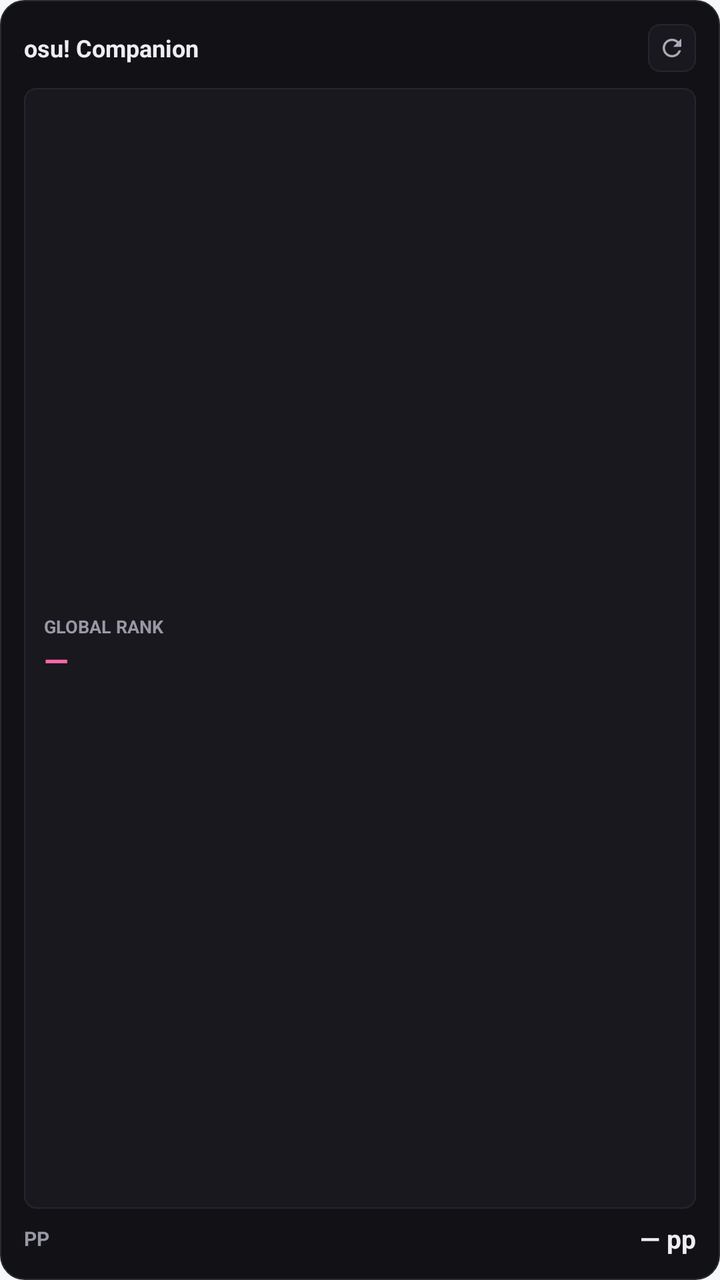
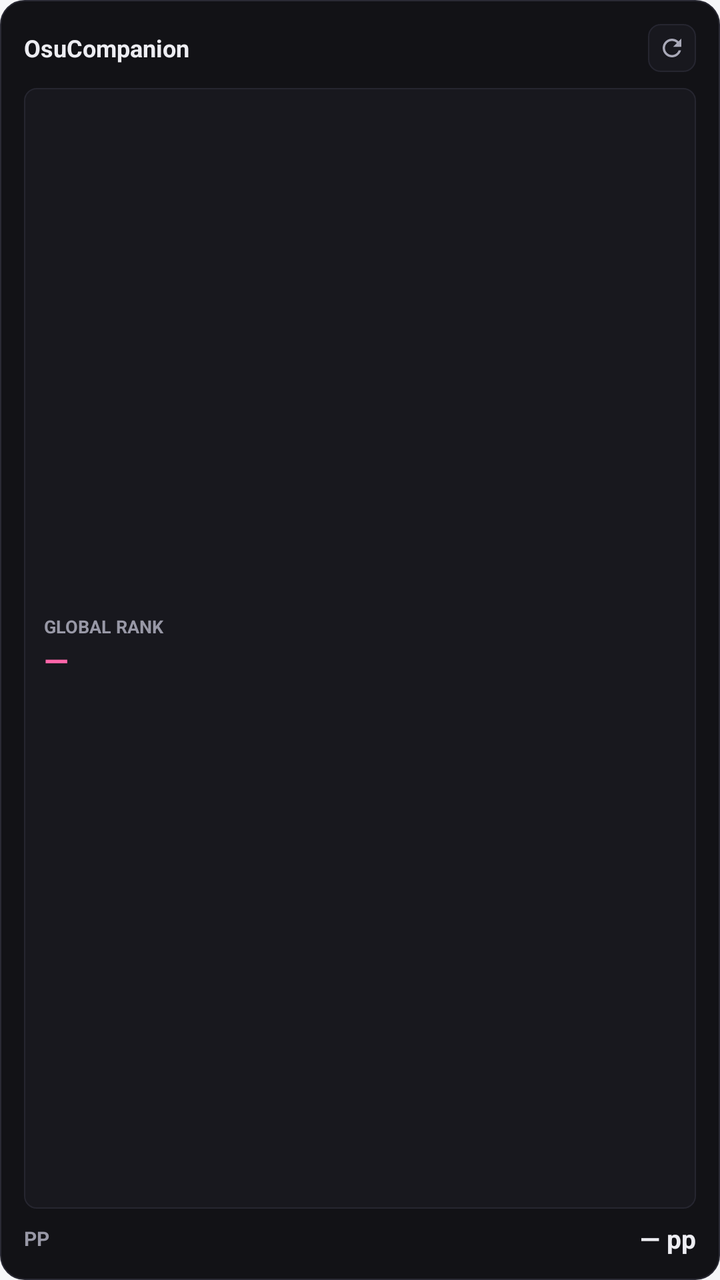

Two renders of the same Android screen: before a commit and after it. Below are the layout's source before the change and the commit's diff.
<!-- AndroidManifest.xml: application theme Theme.OsuChat -->
<!-- res/layout/widget_bancho_stats_osu_compact.xml -->
<?xml version="1.0" encoding="utf-8"?>
<FrameLayout xmlns:android="http://schemas.android.com/apk/res/android"
    android:id="@+id/widget_root"
    android:layout_width="match_parent"
    android:layout_height="match_parent">

    <ImageView
        android:id="@+id/widget_bg_image"
        android:layout_width="match_parent"
        android:layout_height="match_parent"
        android:importantForAccessibility="no"
        android:scaleType="fitXY"
        android:src="@drawable/bg_bancho_widget" />

    <LinearLayout
        android:layout_width="match_parent"
        android:layout_height="match_parent"
        android:orientation="vertical"
        android:padding="12dp">

        <LinearLayout
            android:layout_width="match_parent"
            android:layout_height="wrap_content"
            android:gravity="center_vertical"
            android:orientation="horizontal">

            <TextView
                android:id="@+id/widget_username"
                android:layout_width="0dp"
                android:layout_height="wrap_content"
                android:layout_weight="1"
                android:ellipsize="end"
                android:maxLines="1"
                android:text="osu! Companion"
                android:textColor="@color/widget_osu_text_primary"
                android:textSize="12sp"
                android:textStyle="bold" />

            <ImageButton
                android:id="@+id/widget_refresh_btn"
                android:layout_width="24dp"
                android:layout_height="24dp"
                android:background="@drawable/bg_bancho_widget_tile"
                android:contentDescription="Refresh stats"
                android:padding="5dp"
                android:scaleType="fitCenter"
                android:src="@drawable/ic_widget_refresh"
                android:tint="@color/widget_osu_icon" />
        </LinearLayout>

        <LinearLayout
            android:layout_width="match_parent"
            android:layout_height="0dp"
            android:layout_marginTop="8dp"
            android:layout_weight="1"
            android:background="@drawable/bg_bancho_widget_tile"
            android:gravity="center_vertical"
            android:orientation="vertical"
            android:paddingHorizontal="10dp"
            android:paddingVertical="6dp">

            <TextView
                android:layout_width="wrap_content"
                android:layout_height="wrap_content"
                android:maxLines="1"
                android:text="GLOBAL RANK"
                android:textColor="@color/widget_osu_text_secondary"
                android:textSize="9sp"
                android:textStyle="bold" />

            <TextView
                android:id="@+id/widget_global_rank"
                android:layout_width="wrap_content"
                android:layout_height="wrap_content"
                android:ellipsize="end"
                android:fontFeatureSettings="tnum"
                android:maxLines="1"
                android:text="—"
                android:textColor="@color/widget_osu_accent"
                android:textSize="16sp"
                android:textStyle="bold" />
        </LinearLayout>

        <LinearLayout
            android:layout_width="match_parent"
            android:layout_height="wrap_content"
            android:layout_marginTop="6dp"
            android:gravity="center_vertical"
            android:orientation="horizontal">

            <TextView
                android:layout_width="wrap_content"
                android:layout_height="wrap_content"
                android:text="PP"
                android:textColor="@color/widget_osu_text_secondary"
                android:textSize="10sp"
                android:textStyle="bold" />

            <TextView
                android:id="@+id/widget_pp"
                android:layout_width="0dp"
                android:layout_height="wrap_content"
                android:layout_marginStart="6dp"
                android:layout_weight="1"
                android:ellipsize="end"
                android:fontFeatureSettings="tnum"
                android:gravity="end"
                android:maxLines="1"
                android:text="— pp"
                android:textColor="@color/widget_osu_pp_accent"
                android:textSize="13sp"
                android:textStyle="bold" />
        </LinearLayout>
    </LinearLayout>
</FrameLayout>
<!-- resources referenced by this layout -->
<resources>
  <color name="widget_osu_accent">#FF66AA</color>
  <color name="widget_osu_icon">#A9A9B8</color>
  <color name="widget_osu_pp_accent">#EDEDF2</color>
  <color name="widget_osu_text_primary">#EDEDF2</color>
  <color name="widget_osu_text_secondary">#9898A6</color>
  <!-- drawable bg_bancho_widget (drawable) -->
  <?xml version="1.0" encoding="utf-8"?>
  <shape xmlns:android="http://schemas.android.com/apk/res/android"
      android:shape="rectangle">
      <solid android:color="@color/widget_osu_surface" />
      <corners android:radius="12dp" />
      <stroke
          android:width="0.75dp"
          android:color="@color/widget_osu_border" />
  </shape>
  <!-- drawable bg_bancho_widget_tile (drawable) -->
  <?xml version="1.0" encoding="utf-8"?>
  <shape xmlns:android="http://schemas.android.com/apk/res/android"
      android:shape="rectangle">
      <solid android:color="@color/widget_osu_tile" />
      <corners android:radius="6dp" />
      <stroke
          android:width="0.5dp"
          android:color="@color/widget_osu_tile_border" />
  </shape>
  <!-- drawable ic_widget_refresh (drawable) -->
  <?xml version="1.0" encoding="utf-8"?>
  <vector xmlns:android="http://schemas.android.com/apk/res/android"
      android:width="24dp"
      android:height="24dp"
      android:viewportWidth="24"
      android:viewportHeight="24">
      <path
          android:fillColor="#FFE5DEFF"
          android:pathData="M17.65,6.35C16.2,4.9 14.21,4 12,4c-4.42,0 -7.99,3.58 -7.99,8s3.57,8 7.99,8c3.73,0 6.84,-2.55 7.73,-6h-2.08c-0.82,2.33 -3.04,4 -5.65,4 -3.31,0 -6,-2.69 -6,-6s2.69,-6 6,-6c1.66,0 3.14,0.69 4.22,1.78L13,11h7V4l-2.35,2.35z" />
  </vector>
  <style name="Theme.OsuChat" parent="android:Theme.Material.Light.NoActionBar">
          <item name="android:windowBackground">#F6F7F9</item>
          <item name="android:statusBarColor">@android:color/transparent</item>
          <item name="android:navigationBarColor">@android:color/transparent</item>
      </style>
  <color name="widget_osu_surface">#121216</color>
  <color name="widget_osu_border">#2A2A34</color>
  <color name="widget_osu_tile">#18181E</color>
  <color name="widget_osu_tile_border">#262630</color>
</resources>

<!-- the commit's change to res/layout/widget_bancho_stats_osu_compact.xml (unified diff, before → after) -->
@@ -31,7 +31,7 @@
                 android:layout_weight="1"
                 android:ellipsize="end"
                 android:maxLines="1"
-                android:text="osu! Companion"
+                android:text="OsuCompanion"
                 android:textColor="@color/widget_osu_text_primary"
                 android:textSize="12sp"
                 android:textStyle="bold" />
